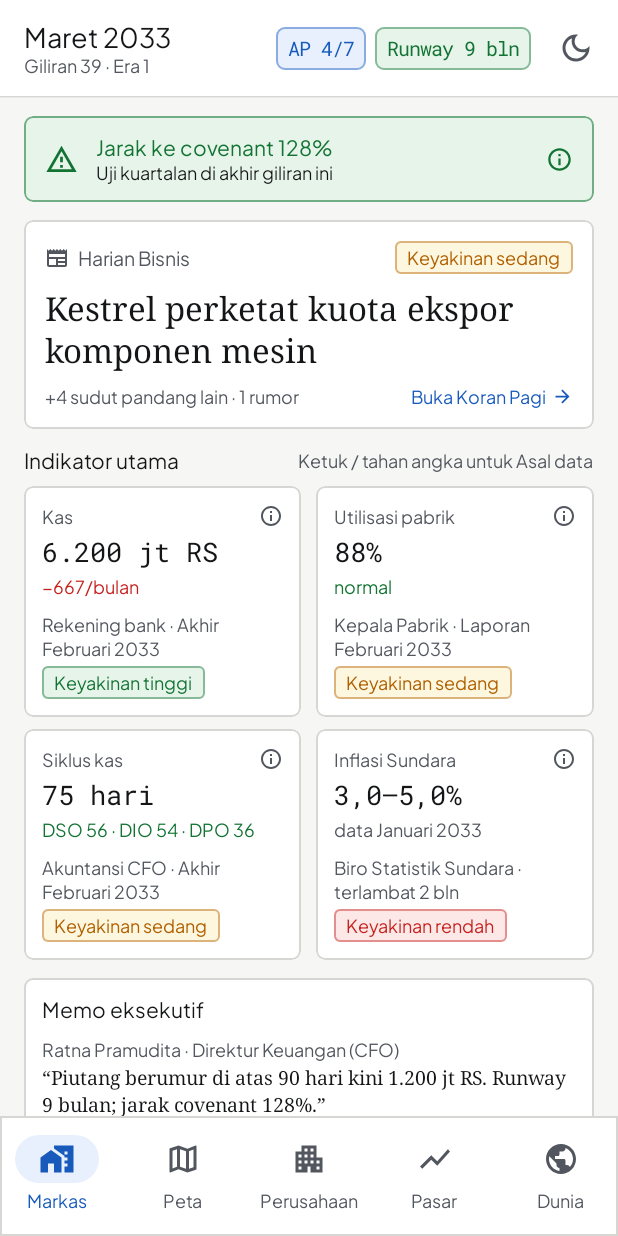
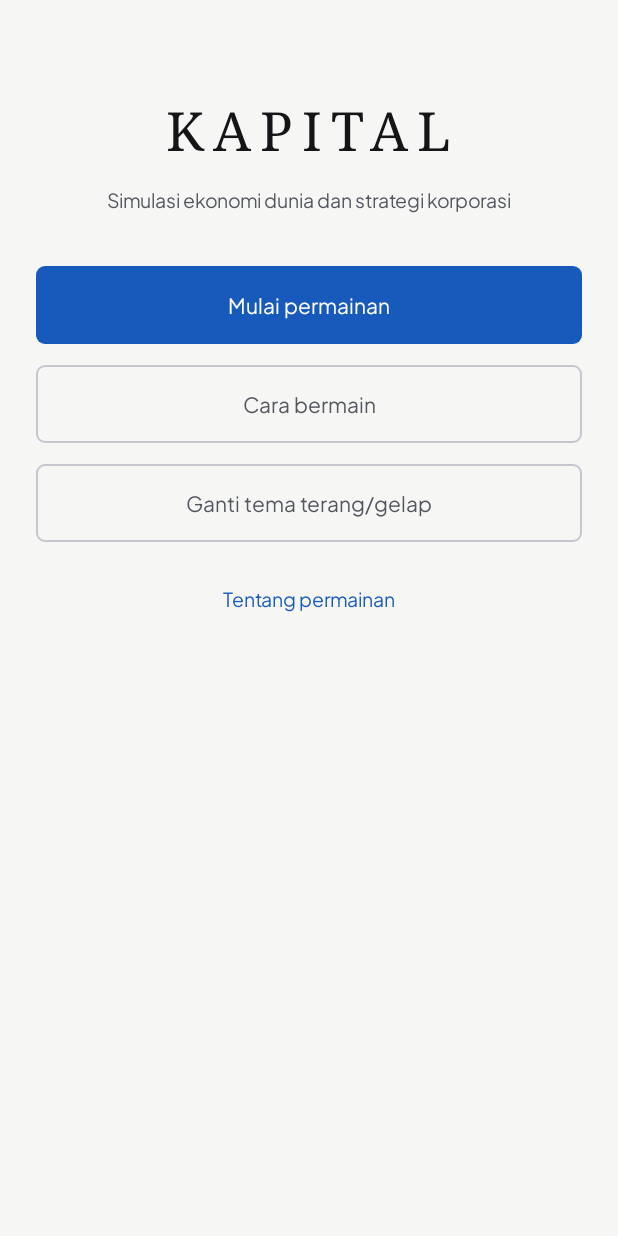
Before and after one commit to cntr2303diran-design/Game-econ-1, an Android app built with Jetpack Compose: the screen it shows after launch (MainActivity), on a phone screen of 412 x 824 dp. Run offline under Robolectric (Android 15) with nearby library versions, the phone set to English and light mode, and no system bars.

Commit message:
Menu utama dan konfirmasi Ya/Tidak sebelum akhiri giliran
Co-Authored-By: Claude Sonnet 5.5 <noreply@anthropic.com>
Claude-Session: https://claude.ai/code/session_014SwgJSnwt22nGeEbCz8T8f

```diff
--- a/app/src/main/java/com/example/MainActivity.kt
+++ b/app/src/main/java/com/example/MainActivity.kt
@@ -14,6 +14,7 @@ import androidx.compose.material.icons.Icons
 import androidx.compose.material.icons.filled.Apartment
 import androidx.compose.material.icons.filled.HomeWork
 import androidx.compose.material.icons.filled.Map
+import androidx.compose.material.icons.filled.Menu
 import androidx.compose.material.icons.filled.Public
 import androidx.compose.material.icons.automirrored.filled.ShowChart
 import androidx.compose.material.icons.outlined.Apartment
@@ -34,7 +35,6 @@ import androidx.compose.ui.text.font.FontWeight
 import androidx.compose.ui.unit.dp
 import androidx.lifecycle.compose.collectAsStateWithLifecycle
 import androidx.lifecycle.viewmodel.compose.viewModel
-import androidx.navigation.NavGraph.Companion.findStartDestination
 import androidx.navigation.NavType
 import androidx.navigation.compose.NavHost
 import androidx.navigation.compose.composable
@@ -51,6 +51,7 @@ import com.example.ui.theme.MonoFontFamily
 import com.example.ui.theme.MyApplicationTheme
 import com.example.viewmodel.KapitalViewModel
 
+const val ROUTE_MENU = "menu"
 const val ROUTE_MARKAS = "markas"
 const val ROUTE_PETA = "peta"
 const val ROUTE_PERUSAHAAN = "perusahaan"
@@ -92,8 +93,9 @@ fun KapitalAppScaffold(
     viewModel: KapitalViewModel
 ) {
     val navController = rememberNavController()
+    val isDarkNow = KapitalSemanticColors.isDark
     val navBackStackEntry by navController.currentBackStackEntryAsState()
-    val currentRoute = navBackStackEntry?.destination?.route ?: ROUTE_MARKAS
+    val currentRoute = navBackStackEntry?.destination?.route ?: ROUTE_MENU
 
     val bottomTabs = remember {
         listOf(
@@ -115,7 +117,8 @@ fun KapitalAppScaffold(
                 KapitalTopTurnBar(
                     gameState = gameState,
                     isDark = KapitalSemanticColors.isDark,
-                    onToggleTheme = { viewModel.toggleTheme(it) }
+                    onToggleTheme = { viewModel.toggleTheme(it) },
+                    onOpenMenu = { navController.navigate(ROUTE_MENU) { launchSingleTop = true } }
                 )
             }
         },
@@ -132,7 +135,7 @@ fun KapitalAppScaffold(
                             selected = selected,
                             onClick = {
                                 navController.navigate(tab.route) {
-                                    popUpTo(navController.graph.findStartDestination().id) {
+                                    popUpTo(ROUTE_MARKAS) {
                                         saveState = true
                                     }
                                     launchSingleTop = true
@@ -169,12 +172,32 @@ fun KapitalAppScaffold(
     ) { innerPadding ->
         NavHost(
             navController = navController,
-            startDestination = ROUTE_MARKAS,
+            startDestination = ROUTE_MENU,
             modifier = Modifier
                 .fillMaxSize()
                 .padding(innerPadding)
                 .background(MaterialTheme.colorScheme.background)
         ) {
+            composable(ROUTE_MENU) {
+                MenuScreen(
+                    gameState = gameState,
+                    onContinue = {
+                        navController.navigate(ROUTE_MARKAS) {
+                            popUpTo(ROUTE_MENU) { inclusive = true }
+                            launchSingleTop = true
+                        }
+                    },
+                    onNewGame = {
+                        viewModel.newGame()
+                        navController.navigate(ROUTE_MARKAS) {
+                            popUpTo(ROUTE_MENU) { inclusive = true }
+                            launchSingleTop = true
+                        }
+                    },
+                    onToggleTheme = { viewModel.toggleTheme(isDarkNow) }
+                )
+            }
+
             composable(ROUTE_MARKAS) {
                 MarkasScreen(
                     gameState = gameState,
@@ -332,7 +355,8 @@ fun KapitalAppScaffold(
 fun KapitalTopTurnBar(
     gameState: GameState,
     isDark: Boolean,
-    onToggleTheme: (Boolean) -> Unit
+    onToggleTheme: (Boolean) -> Unit,
+    onOpenMenu: () -> Unit = {}
 ) {
     Surface(
         color = MaterialTheme.colorScheme.surface,
@@ -342,9 +366,12 @@ fun KapitalTopTurnBar(
             Row(
                 modifier = Modifier
                     .fillMaxWidth()
-                    .padding(start = 16.dp, end = 4.dp, top = 8.dp, bottom = 8.dp),
+                    .padding(start = 4.dp, end = 4.dp, top = 8.dp, bottom = 8.dp),
                 verticalAlignment = Alignment.CenterVertically
             ) {
+                IconButton(onClick = onOpenMenu, modifier = Modifier.size(48.dp).testTag("open_menu_button")) {
+                    Icon(Icons.Filled.Menu, contentDescription = "Menu utama", tint = MaterialTheme.colorScheme.onSurfaceVariant)
+                }
                 Column(modifier = Modifier.weight(1f)) {
                     Text(
                         text = gameState.dateText,
--- a/app/src/main/java/com/example/data/GameRepository.kt
+++ b/app/src/main/java/com/example/data/GameRepository.kt
@@ -656,6 +656,8 @@ class GameRepository(
             "Menaikkan harga membuat Anda kehilangan pangsa karena pesaing tidak ikut naik."
 
         return GameState(
+            hasSavedGame = log.isNotEmpty() || e.turn > 39,
+            companyEquityText = "${fmt(e.equity)} jt RS",
             rivals = rivalItems,
             playerShareText = shareText,
             unemploymentText = unempText,
--- a/app/src/main/java/com/example/model/GameModels.kt
+++ b/app/src/main/java/com/example/model/GameModels.kt
@@ -301,6 +301,8 @@ data class GameState(
     val periodLabel: String = "",
     val prevPeriodLabel: String = "",
     val accrualWarning: String? = null,
+    val hasSavedGame: Boolean = false,
+    val companyEquityText: String = "",
     val rivals: List<RivalItem> = emptyList(),
     val playerShareText: String = "",
     val unemploymentText: String = "",
--- /dev/null
+++ b/app/src/main/java/com/example/ui/screens/MenuScreen.kt
@@ -0,0 +1,161 @@
+package com.example.ui.screens
+
+import androidx.compose.foundation.background
+import androidx.compose.foundation.border
+import androidx.compose.foundation.layout.*
+import androidx.compose.foundation.rememberScrollState
+import androidx.compose.foundation.shape.RoundedCornerShape
+import androidx.compose.foundation.verticalScroll
+import androidx.compose.material3.*
+import androidx.compose.runtime.*
+import androidx.compose.runtime.saveable.rememberSaveable
+import androidx.compose.ui.Alignment
+import androidx.compose.ui.Modifier
+import androidx.compose.ui.platform.testTag
+import androidx.compose.ui.text.font.FontWeight
+import androidx.compose.ui.text.style.TextAlign
+import androidx.compose.ui.unit.dp
+import androidx.compose.ui.unit.sp
+import com.example.model.GameState
+import com.example.ui.theme.KapitalSemanticColors
+import com.example.ui.theme.MonoFontFamily
+import com.example.ui.theme.NotoSerifFontFamily
+
+@Composable
+fun MenuScreen(
+    gameState: GameState,
+    onContinue: () -> Unit,
+    onNewGame: () -> Unit,
+    onToggleTheme: () -> Unit,
+    modifier: Modifier = Modifier
+) {
+    var showHow by rememberSaveable { mutableStateOf(false) }
+    var showAbout by rememberSaveable { mutableStateOf(false) }
+    var confirmNew by rememberSaveable { mutableStateOf(false) }
+
+    Box(modifier = modifier.fillMaxSize().background(MaterialTheme.colorScheme.background)) {
+        Column(
+            modifier = Modifier
+                .fillMaxSize()
+                .verticalScroll(rememberScrollState())
+                .windowInsetsPadding(WindowInsets.safeDrawing)
+                .padding(horizontal = 24.dp, vertical = 24.dp),
+            horizontalAlignment = Alignment.CenterHorizontally,
+            verticalArrangement = Arrangement.spacedBy(14.dp)
+        ) {
+            Spacer(Modifier.height(24.dp))
+            Text(
+                "KAPITAL",
+                style = MaterialTheme.typography.displaySmall.copy(
+                    fontFamily = NotoSerifFontFamily, fontWeight = FontWeight.Bold, letterSpacing = 6.sp
+                ),
+                color = MaterialTheme.colorScheme.onBackground
+            )
+            Text(
+                "Simulasi ekonomi dunia dan strategi korporasi",
+                style = MaterialTheme.typography.bodyMedium,
+                color = MaterialTheme.colorScheme.onSurfaceVariant,
+                textAlign = TextAlign.Center
+            )
+            Spacer(Modifier.height(8.dp))
+
+            if (gameState.hasSavedGame) {
+                Surface(
+                    color = MaterialTheme.colorScheme.surface,
+                    shape = RoundedCornerShape(8.dp),
+                    modifier = Modifier.fillMaxWidth().border(1.dp, KapitalSemanticColors.border, RoundedCornerShape(8.dp))
+                ) {
+                    Column(Modifier.padding(16.dp), verticalArrangement = Arrangement.spacedBy(4.dp)) {
+                        Text("Permainan tersimpan", style = MaterialTheme.typography.labelMedium, color = MaterialTheme.colorScheme.onSurfaceVariant)
+                        Text("${gameState.activeRole} · ${gameState.dateText}", style = MaterialTheme.typography.titleMedium)
+                        Text(
+                            "Kas ${gameState.markasIndicators.firstOrNull()?.valueText ?: "-"} · Ekuitas ${gameState.companyEquityText}",
+                            style = MaterialTheme.typography.bodyMedium.copy(fontFamily = MonoFontFamily)
+                        )
+                        if (gameState.gameOverReason != null) {
+                            Text("Permainan berakhir. Mulai permainan baru untuk bermain lagi.", style = MaterialTheme.typography.bodySmall,
+                                color = KapitalSemanticColors.red)
+                        }
+                    }
+                }
+                Button(
+                    onClick = onContinue,
+                    shape = RoundedCornerShape(6.dp),
+                    modifier = Modifier.fillMaxWidth().heightIn(min = 52.dp).testTag("menu_continue")
+                ) { Text("Lanjutkan permainan", style = MaterialTheme.typography.titleMedium) }
+            }
+
+            if (gameState.hasSavedGame) {
+                OutlinedButton(
+                    onClick = { confirmNew = true },
+                    shape = RoundedCornerShape(6.dp),
+                    modifier = Modifier.fillMaxWidth().heightIn(min = 52.dp).testTag("menu_new_game")
+                ) { Text("Permainan baru", style = MaterialTheme.typography.titleMedium) }
+            } else {
+                Button(
+                    onClick = onNewGame,
+                    shape = RoundedCornerShape(6.dp),
+                    modifier = Modifier.fillMaxWidth().heightIn(min = 52.dp).testTag("menu_new_game")
+                ) { Text("Mulai permainan", style = MaterialTheme.typography.titleMedium) }
+            }
+            OutlinedButton(
+                onClick = { showHow = true },
+                shape = RoundedCornerShape(6.dp),
+                modifier = Modifier.fillMaxWidth().heightIn(min = 52.dp).testTag("menu_how")
+            ) { Text("Cara bermain", style = MaterialTheme.typography.titleMedium) }
+            OutlinedButton(
+                onClick = onToggleTheme,
+                shape = RoundedCornerShape(6.dp),
+                modifier = Modifier.fillMaxWidth().heightIn(min = 52.dp)
+            ) { Text("Ganti tema terang/gelap", style = MaterialTheme.typography.titleMedium) }
+            TextButton(onClick = { showAbout = true }, modifier = Modifier.heightIn(min = 48.dp)) { Text("Tentang permainan") }
+        }
+    }
+
+    if (confirmNew) {
+        AlertDialog(
+            onDismissRequest = { confirmNew = false },
+            title = { Text("Mulai permainan baru?") },
+            text = { Text("Permainan tersimpan pada ${gameState.dateText} akan dihapus dan diganti dunia baru dengan seed berbeda.") },
+            confirmButton = { Button(onClick = { confirmNew = false; onNewGame() }) { Text("Ya, mulai baru") } },
+            dismissButton = { OutlinedButton(onClick = { confirmNew = false }) { Text("Tidak") } }
+        )
+    }
+    if (showHow) {
+        AlertDialog(
+            onDismissRequest = { showHow = false },
+            title = { Text("Cara bermain") },
+            text = {
+                Column(Modifier.verticalScroll(rememberScrollState()), verticalArrangement = Arrangement.spacedBy(8.dp)) {
+                    HowLine("Anda CEO PT Benang Sundara pada Maret 2033. Satu giliran = satu bulan.")
+                    HowLine("Setiap tindakan memakai Attention Points (AP). AP habis tiap bulan; gunakan untuk hal yang paling penting.")
+                    HowLine("Tujuan: bertahan, menjaga kas dan covenant bank, lalu bertumbuh lewat ekspansi dan investasi saham.")
+                    HowLine("Laba bukan kas. Perhatikan arus kas operasi, piutang, dan persediaan di laporan keuangan.")
+                    HowLine("Data tidak sempurna: inflasi terlambat, berita bisa bias, bawahan bisa berbohong. Periksa silang dan audit.")
+                    HowLine("Ketuk atau tahan angka untuk melihat asal data dan tingkat keyakinannya.")
+                    HowLine("Permainan tersimpan otomatis. Menu utama bisa dibuka dari ikon menu di kiri atas.")
+                }
+            },
+            confirmButton = { Button(onClick = { showHow = false }) { Text("Mengerti") } }
+        )
+    }
+    if (showAbout) {
+        AlertDialog(
+            onDismissRequest = { showAbout = false },
+            title = { Text("Tentang KAPITAL") },
+            text = {
+                Text(
+                    "Simulasi deterministik: dunia ditentukan seed, jadi Anda bisa memutar ulang ('Bagaimana jika') tanpa curang. " +
+                        "Negara, perusahaan, dan tokoh bersifat fiksi. Parameter ekonomi dikalibrasi kasar ke kondisi Indonesia 2026 dan bukan prediksi nyata.",
+                    style = MaterialTheme.typography.bodyMedium
+                )
+            },
+            confirmButton = { Button(onClick = { showAbout = false }) { Text("Tutup") } }
+        )
+    }
+}
+
+@Composable
+private fun HowLine(text: String) {
+    Text("• $text", style = MaterialTheme.typography.bodyMedium)
+}
```
Also changed, not shown: app/src/main/java/com/example/ui/screens/MarkasScreen.kt (+57 -2 lines).
